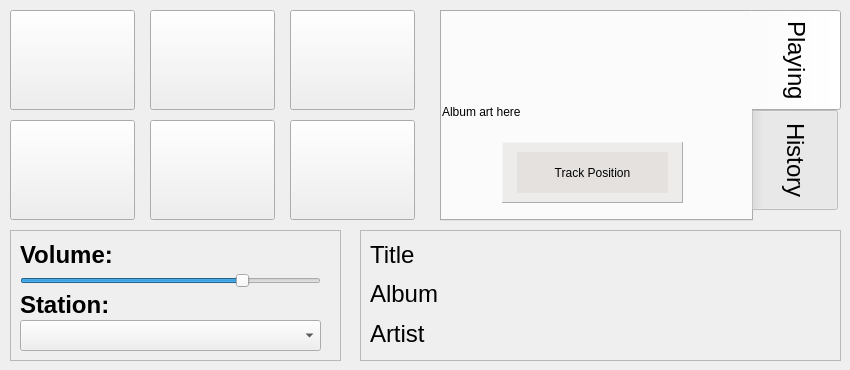
The window that UI-Layouts/qAndora-mobile.ui (JeffHoogland/qAndora) describes before a commit, drawn with Qt 5.
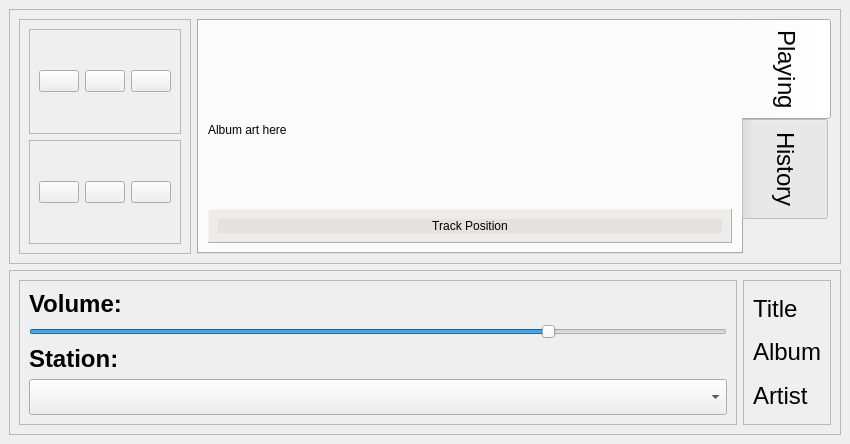
The same window after the commit. Icons and pictures are not drawn.

Commit message: Moved mobile and subwindows to layouts

Diff of the .ui file:
```diff
--- a/UI-Layouts/qAndora-mobile.ui
+++ b/UI-Layouts/qAndora-mobile.ui
@@ -7,7 +7,7 @@
     <x>0</x>
     <y>0</y>
     <width>850</width>
-    <height>370</height>
+    <height>444</height>
    </rect>
   </property>
   <property name="minimumSize">
@@ -16,12 +16,6 @@
     <height>360</height>
    </size>
   </property>
-  <property name="maximumSize">
-   <size>
-    <width>850</width>
-    <height>450</height>
-   </size>
-  </property>
   <property name="windowTitle">
    <string>qAndora - Internet Radio</string>
   </property>
@@ -30,15 +24,174 @@
     <normaloff>images/qAndora.png</normaloff>images/qAndora.png</iconset>
   </property>
   <widget class="QWidget" name="centralwidget">
+   <layout class="QVBoxLayout" name="verticalLayout_4">
+    <item>
+     <widget class="QFrame" name="frame_4">
+      <property name="frameShape">
+       <enum>QFrame::StyledPanel</enum>
+      </property>
+      <property name="frameShadow">
+       <enum>QFrame::Raised</enum>
+      </property>
+      <layout class="QHBoxLayout" name="horizontalLayout_3">
+       <item>
+        <widget class="QFrame" name="frame_3">
+         <property name="frameShape">
+          <enum>QFrame::StyledPanel</enum>
+         </property>
+         <property name="frameShadow">
+          <enum>QFrame::Raised</enum>
+         </property>
+         <layout class="QVBoxLayout" name="verticalLayout_3">
+          <item>
+           <widget class="QFrame" name="frame">
+            <property name="frameShape">
+             <enum>QFrame::StyledPanel</enum>
+            </property>
+            <property name="frameShadow">
+             <enum>QFrame::Raised</enum>
+            </property>
+            <layout class="QHBoxLayout" name="horizontalLayout">
+             <item>
+              <widget class="QPushButton" name="playPauseButton">
+               <property name="toolTip">
+                <string>Pause Song</string>
+               </property>
+               <property name="text">
+                <string/>
+               </property>
+               <property name="icon">
+                <iconset>
+                 <normaloff>images/pause.png</normaloff>images/pause.png</iconset>
+               </property>
+               <property name="iconSize">
+                <size>
+                 <width>75</width>
+                 <height>75</height>
+                </size>
+               </property>
+              </widget>
+             </item>
+             <item>
+              <widget class="QPushButton" name="skipButton">
+               <property name="toolTip">
+                <string>Skip Song</string>
+               </property>
+               <property name="text">
+                <string/>
+               </property>
+               <property name="icon">
+                <iconset>
+                 <normaloff>images/skip.png</normaloff>images/skip.png</iconset>
+               </property>
+               <property name="iconSize">
+                <size>
+                 <width>75</width>
+                 <height>75</height>
+                </size>
+               </property>
+              </widget>
+             </item>
+             <item>
+              <widget class="QPushButton" name="settingsButton">
+               <property name="toolTip">
+                <string>Preferences</string>
+               </property>
+               <property name="text">
+                <string/>
+               </property>
+               <property name="icon">
+                <iconset>
+                 <normaloff>images/settings.png</normaloff>images/settings.png</iconset>
+               </property>
+               <property name="iconSize">
+                <size>
+                 <width>75</width>
+                 <height>75</height>
+                </size>
+               </property>
+              </widget>
+             </item>
+            </layout>
+           </widget>
+          </item>
+          <item>
+           <widget class="QFrame" name="frame_2">
+            <property name="frameShape">
+             <enum>QFrame::StyledPanel</enum>
+            </property>
+            <property name="frameShadow">
+             <enum>QFrame::Raised</enum>
+            </property>
+            <layout class="QHBoxLayout" name="horizontalLayout_2">
+             <item>
+              <widget class="QPushButton" name="loveButton">
+               <property name="toolTip">
+                <string>Favorite Song</string>
+               </property>
+               <property name="text">
+                <string/>
+               </property>
+               <property name="icon">
+                <iconset>
+                 <normaloff>images/favorite.png</normaloff>images/favorite.png</iconset>
+               </property>
+               <property name="iconSize">
+                <size>
+                 <width>75</width>
+                 <height>75</height>
+                </size>
+               </property>
+              </widget>
+             </item>
+             <item>
+              <widget class="QPushButton" name="tiredButton">
+               <property name="toolTip">
+                <string>Set song to tired</string>
+               </property>
+               <property name="text">
+                <string/>
+               </property>
+               <property name="icon">
+                <iconset>
+                 <normaloff>images/tired.png</normaloff>images/tired.png</iconset>
+               </property>
+               <property name="iconSize">
+                <size>
+                 <width>75</width>
+                 <height>75</height>
+                </size>
+               </property>
+              </widget>
+             </item>
+             <item>
+              <widget class="QPushButton" name="banButton">
+               <property name="toolTip">
+                <string>Ban song</string>
+               </property>
+               <property name="text">
+                <string/>
+               </property>
+               <property name="icon">
+                <iconset>
+                 <normaloff>images/ban.png</normaloff>images/ban.png</iconset>
+               </property>
+               <property name="iconSize">
+                <size>
+                 <width>75</width>
+                 <height>75</height>
+                </size>
+               </property>
+              </widget>
+             </item>
+            </layout>
+           </widget>
+          </item>
+         </layout>
+        </widget>
+       </item>
+       <item>
    <widget class="QTabWidget" name="mainWidget">
-    <property name="geometry">
-     <rect>
-      <x>440</x>
-      <y>10</y>
-      <width>401</width>
-      <height>211</height>
-     </rect>
-    </property>
     <property name="font">
      <font>
       <pointsize>18</pointsize>
@@ -57,27 +210,15 @@
      <attribute name="title">
       <string>Playing</string>
      </attribute>
+          <layout class="QVBoxLayout" name="verticalLayout_6">
+           <item>
      <widget class="QLabel" name="albumImage">
-      <property name="geometry">
-       <rect>
-        <x>0</x>
-        <y>0</y>
-        <width>300</width>
-        <height>200</height>
-       </rect>
-      </property>
       <property name="minimumSize">
        <size>
         <width>300</width>
         <height>200</height>
        </size>
       </property>
-      <property name="maximumSize">
-       <size>
-        <width>0</width>
-        <height>0</height>
-       </size>
-      </property>
       <property name="text">
        <string>Album art here</string>
       </property>
@@ -85,15 +226,9 @@
        <bool>true</bool>
       </property>
      </widget>
+           </item>
+           <item>
      <widget class="QFrame" name="positionFrame">
-      <property name="geometry">
-       <rect>
-        <x>60</x>
-        <y>130</y>
-        <width>181</width>
-        <height>61</height>
-       </rect>
-      </property>
       <property name="palette">
        <palette>
         <active>
@@ -518,15 +653,9 @@
       <property name="frameShadow">
        <enum>QFrame::Raised</enum>
       </property>
+             <layout class="QHBoxLayout" name="horizontalLayout_5">
+              <item>
       <widget class="QLabel" name="positionLabel">
-       <property name="geometry">
-        <rect>
-         <x>15</x>
-         <y>10</y>
-         <width>151</width>
-         <height>41</height>
-        </rect>
-       </property>
        <property name="palette">
         <palette>
          <active>
@@ -952,21 +1081,19 @@
         <set>Qt::AlignCenter</set>
        </property>
       </widget>
-     </widget>
+              </item>
+             </layout>
+            </widget>
+           </item>
+          </layout>
     </widget>
     <widget class="QWidget" name="historyTab">
      <attribute name="title">
       <string>History</string>
      </attribute>
+          <layout class="QVBoxLayout" name="verticalLayout_5">
+           <item>
      <widget class="QListWidget" name="historyList">
-      <property name="geometry">
-       <rect>
-        <x>0</x>
-        <y>0</y>
-        <width>311</width>
-        <height>211</height>
-       </rect>
-      </property>
       <property name="minimumSize">
        <size>
         <width>285</width>
@@ -979,264 +1106,44 @@
        </font>
       </property>
      </widget>
-    </widget>
-   </widget>
-   <widget class="QFrame" name="infoFrame">
-    <property name="geometry">
-     <rect>
-      <x>360</x>
-      <y>230</y>
-      <width>481</width>
-      <height>131</height>
-     </rect>
-    </property>
+           </item>
+          </layout>
+         </widget>
+        </widget>
+       </item>
+      </layout>
+     </widget>
+    </item>
+    <item>
+     <widget class="QFrame" name="frame_5">
     <property name="frameShape">
      <enum>QFrame::StyledPanel</enum>
     </property>
     <property name="frameShadow">
      <enum>QFrame::Raised</enum>
     </property>
-    <widget class="QLabel" name="titleLabel">
-     <property name="geometry">
-      <rect>
-       <x>10</x>
-       <y>10</y>
-       <width>461</width>
-       <height>31</height>
-      </rect>
-     </property>
-     <property name="text">
-      <string>&lt;html&gt;&lt;head/&gt;&lt;body&gt;&lt;p&gt;&lt;span style=&quot; font-size:18pt;&quot;&gt;Title&lt;/span&gt;&lt;/p&gt;&lt;/body&gt;&lt;/html&gt;</string>
-     </property>
-     <property name="wordWrap">
-      <bool>true</bool>
-     </property>
-     <property name="indent">
-      <number>-1</number>
-     </property>
-     <property name="openExternalLinks">
-      <bool>true</bool>
-     </property>
-    </widget>
-    <widget class="QLabel" name="albumLabel">
-     <property name="geometry">
-      <rect>
-       <x>10</x>
-       <y>49</y>
-       <width>461</width>
-       <height>31</height>
-      </rect>
-     </property>
-     <property name="text">
-      <string>&lt;html&gt;&lt;head/&gt;&lt;body&gt;&lt;p&gt;&lt;span style=&quot; font-size:18pt;&quot;&gt;Album&lt;/span&gt;&lt;/p&gt;&lt;/body&gt;&lt;/html&gt;</string>
-     </property>
-     <property name="wordWrap">
-      <bool>true</bool>
-     </property>
-     <property name="indent">
-      <number>-1</number>
-     </property>
-     <property name="openExternalLinks">
-      <bool>true</bool>
-     </property>
-    </widget>
-    <widget class="QLabel" name="artistLabel">
-     <property name="geometry">
-      <rect>
-       <x>10</x>
-       <y>89</y>
-       <width>461</width>
-       <height>31</height>
-      </rect>
-     </property>
-     <property name="text">
-      <string>&lt;html&gt;&lt;head/&gt;&lt;body&gt;&lt;p&gt;&lt;span style=&quot; font-size:18pt;&quot;&gt;Artist&lt;/span&gt;&lt;/p&gt;&lt;/body&gt;&lt;/html&gt;</string>
-     </property>
-     <property name="openExternalLinks">
-      <bool>true</bool>
-     </property>
-    </widget>
-   </widget>
-   <widget class="QPushButton" name="loveButton">
-    <property name="geometry">
-     <rect>
-      <x>10</x>
-      <y>120</y>
-      <width>125</width>
-      <height>100</height>
-     </rect>
-    </property>
-    <property name="toolTip">
-     <string>Favorite Song</string>
-    </property>
-    <property name="text">
-     <string/>
-    </property>
-    <property name="icon">
-     <iconset>
-      <normaloff>images/favorite.png</normaloff>images/favorite.png</iconset>
-    </property>
-    <property name="iconSize">
-     <size>
-      <width>75</width>
-      <height>75</height>
-     </size>
-    </property>
-   </widget>
-   <widget class="QPushButton" name="tiredButton">
-    <property name="geometry">
-     <rect>
-      <x>150</x>
-      <y>120</y>
-      <width>125</width>
-      <height>100</height>
-     </rect>
-    </property>
-    <property name="toolTip">
-     <string>Set song to tired</string>
-    </property>
-    <property name="text">
-     <string/>
-    </property>
-    <property name="icon">
-     <iconset>
-      <normaloff>images/tired.png</normaloff>images/tired.png</iconset>
-    </property>
-    <property name="iconSize">
-     <size>
-      <width>75</width>
-      <height>75</height>
-     </size>
-    </property>
-   </widget>
-   <widget class="QPushButton" name="banButton">
-    <property name="geometry">
-     <rect>
-      <x>290</x>
-      <y>120</y>
-      <width>125</width>
-      <height>100</height>
-     </rect>
-    </property>
-    <property name="toolTip">
-     <string>Ban song</string>
-    </property>
-    <property name="text">
-     <string/>
-    </property>
-    <property name="icon">
-     <iconset>
-      <normaloff>images/ban.png</normaloff>images/ban.png</iconset>
-    </property>
-    <property name="iconSize">
-     <size>
-      <width>75</width>
-      <height>75</height>
-     </size>
-    </property>
-   </widget>
-   <widget class="QPushButton" name="playPauseButton">
-    <property name="geometry">
-     <rect>
-      <x>10</x>
-      <y>10</y>
-      <width>125</width>
-      <height>100</height>
-     </rect>
-    </property>
-    <property name="toolTip">
-     <string>Pause Song</string>
-    </property>
-    <property name="text">
-     <string/>
-    </property>
-    <property name="icon">
-     <iconset>
-      <normaloff>images/pause.png</normaloff>images/pause.png</iconset>
-    </property>
-    <property name="iconSize">
-     <size>
-      <width>75</width>
-      <height>75</height>
-     </size>
-    </property>
-   </widget>
-   <widget class="QPushButton" name="skipButton">
-    <property name="geometry">
-     <rect>
-      <x>150</x>
-      <y>10</y>
-      <width>125</width>
-      <height>100</height>
-     </rect>
-    </property>
-    <property name="toolTip">
-     <string>Skip Song</string>
-    </property>
-    <property name="text">
-     <string/>
-    </property>
-    <property name="icon">
-     <iconset>
-      <normaloff>images/skip.png</normaloff>images/skip.png</iconset>
-    </property>
-    <property name="iconSize">
-     <size>
-      <width>75</width>
-      <height>75</height>
-     </size>
-    </property>
-   </widget>
-   <widget class="QPushButton" name="settingsButton">
-    <property name="geometry">
-     <rect>
-      <x>290</x>
-      <y>10</y>
-      <width>125</width>
-      <height>100</height>
-     </rect>
-    </property>
-    <property name="toolTip">
-     <string>Preferences</string>
-    </property>
-    <property name="text">
-     <string/>
-    </property>
-    <property name="icon">
-     <iconset>
-      <normaloff>images/settings.png</normaloff>images/settings.png</iconset>
-    </property>
-    <property name="iconSize">
-     <size>
-      <width>75</width>
-      <height>75</height>
-     </size>
-    </property>
-   </widget>
+      <layout class="QHBoxLayout" name="horizontalLayout_4">
+       <item>
    <widget class="QFrame" name="lowerFrame">
-    <property name="geometry">
-     <rect>
-      <x>10</x>
-      <y>230</y>
-      <width>331</width>
-      <height>131</height>
-     </rect>
-    </property>
     <property name="frameShape">
      <enum>QFrame::StyledPanel</enum>
     </property>
     <property name="frameShadow">
      <enum>QFrame::Raised</enum>
     </property>
+         <layout class="QVBoxLayout" name="verticalLayout">
+          <item>
+           <widget class="QLabel" name="volumeLabel">
+            <property name="text">
+             <string>&lt;html&gt;&lt;head/&gt;&lt;body&gt;&lt;p&gt;&lt;span style=&quot; font-size:18pt; font-weight:600;&quot;&gt;Volume:&lt;/span&gt;&lt;/p&gt;&lt;/body&gt;&lt;/html&gt;</string>
+            </property>
+            <property name="textFormat">
+             <enum>Qt::AutoText</enum>
+            </property>
+           </widget>
+          </item>
+          <item>
     <widget class="QSlider" name="volumeSlider">
-     <property name="geometry">
-      <rect>
-       <x>10</x>
-       <y>30</y>
-       <width>301</width>
-       <height>41</height>
-      </rect>
-     </property>
      <property name="toolTip">
       <string>Adjust Volume</string>
      </property>
@@ -1250,51 +1157,84 @@
       <enum>Qt::Horizontal</enum>
      </property>
     </widget>
-    <widget class="QComboBox" name="stationBox">
-     <property name="geometry">
-      <rect>
-       <x>10</x>
-       <y>90</y>
-       <width>301</width>
-       <height>31</height>
-      </rect>
-     </property>
-     <property name="font">
-      <font>
-       <pointsize>18</pointsize>
-      </font>
-     </property>
-    </widget>
-    <widget class="QLabel" name="volumeLabel">
-     <property name="geometry">
-      <rect>
-       <x>10</x>
-       <y>10</y>
-       <width>101</width>
-       <height>31</height>
-      </rect>
-     </property>
-     <property name="text">
-      <string>&lt;html&gt;&lt;head/&gt;&lt;body&gt;&lt;p&gt;&lt;span style=&quot; font-size:18pt; font-weight:600;&quot;&gt;Volume:&lt;/span&gt;&lt;/p&gt;&lt;/body&gt;&lt;/html&gt;</string>
-     </property>
-     <property name="textFormat">
-      <enum>Qt::AutoText</enum>
-     </property>
-    </widget>
+          </item>
+          <item>
     <widget class="QLabel" name="stationLabel">
-     <property name="geometry">
-      <rect>
-       <x>10</x>
-       <y>60</y>
-       <width>101</width>
-       <height>31</height>
-      </rect>
-     </property>
      <property name="text">
       <string>&lt;html&gt;&lt;head/&gt;&lt;body&gt;&lt;p&gt;&lt;span style=&quot; font-size:18pt; font-weight:600;&quot;&gt;Station:&lt;/span&gt;&lt;/p&gt;&lt;/body&gt;&lt;/html&gt;</string>
      </property>
     </widget>
-   </widget>
+          </item>
+          <item>
+           <widget class="QComboBox" name="stationBox">
+            <property name="font">
+             <font>
+              <pointsize>18</pointsize>
+             </font>
+            </property>
+           </widget>
+          </item>
+         </layout>
+        </widget>
+       </item>
+       <item>
+        <widget class="QFrame" name="infoFrame">
+         <property name="frameShape">
+          <enum>QFrame::StyledPanel</enum>
+         </property>
+         <property name="frameShadow">
+          <enum>QFrame::Raised</enum>
+         </property>
+         <layout class="QVBoxLayout" name="verticalLayout_2">
+          <item>
+           <widget class="QLabel" name="titleLabel">
+            <property name="text">
+             <string>&lt;html&gt;&lt;head/&gt;&lt;body&gt;&lt;p&gt;&lt;span style=&quot; font-size:18pt;&quot;&gt;Title&lt;/span&gt;&lt;/p&gt;&lt;/body&gt;&lt;/html&gt;</string>
+            </property>
+            <property name="wordWrap">
+             <bool>true</bool>
+            </property>
+            <property name="indent">
+             <number>-1</number>
+            </property>
+            <property name="openExternalLinks">
+             <bool>true</bool>
+            </property>
+           </widget>
+          </item>
+          <item>
+           <widget class="QLabel" name="albumLabel">
+            <property name="text">
+             <string>&lt;html&gt;&lt;head/&gt;&lt;body&gt;&lt;p&gt;&lt;span style=&quot; font-size:18pt;&quot;&gt;Album&lt;/span&gt;&lt;/p&gt;&lt;/body&gt;&lt;/html&gt;</string>
+            </property>
+            <property name="wordWrap">
+             <bool>true</bool>
+            </property>
+            <property name="indent">
+             <number>-1</number>
+            </property>
+            <property name="openExternalLinks">
+             <bool>true</bool>
+            </property>
+           </widget>
+          </item>
+          <item>
+           <widget class="QLabel" name="artistLabel">
+            <property name="text">
+             <string>&lt;html&gt;&lt;head/&gt;&lt;body&gt;&lt;p&gt;&lt;span style=&quot; font-size:18pt;&quot;&gt;Artist&lt;/span&gt;&lt;/p&gt;&lt;/body&gt;&lt;/html&gt;</string>
+            </property>
+            <property name="openExternalLinks">
+             <bool>true</bool>
+            </property>
+           </widget>
+          </item>
+         </layout>
+        </widget>
+       </item>
+      </layout>
+     </widget>
+    </item>
+   </layout>
   </widget>
  </widget>
  <resources/>
```
Lines whose indentation alone changed are shown as unchanged. The commit also changes 10 other files.
